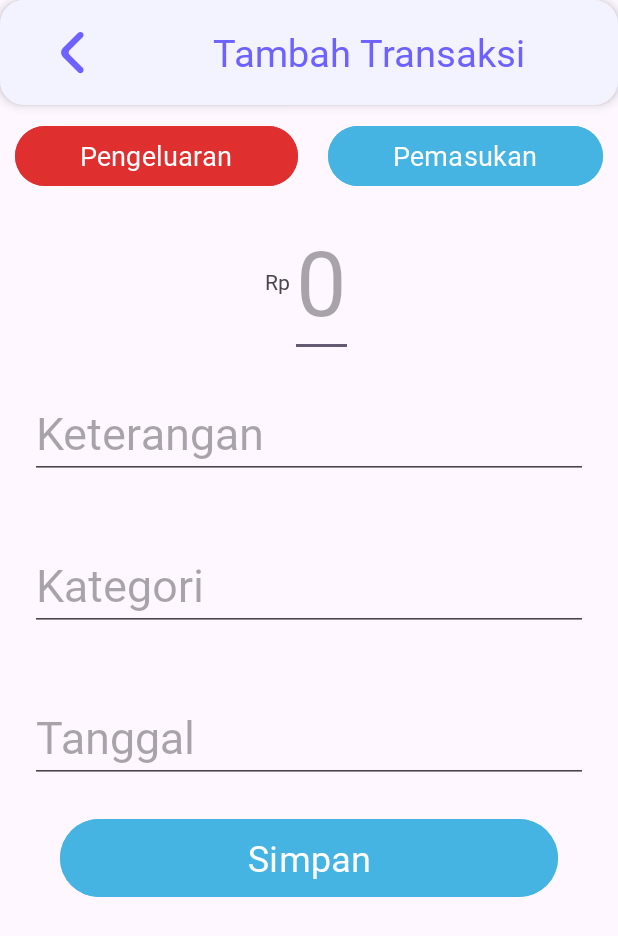
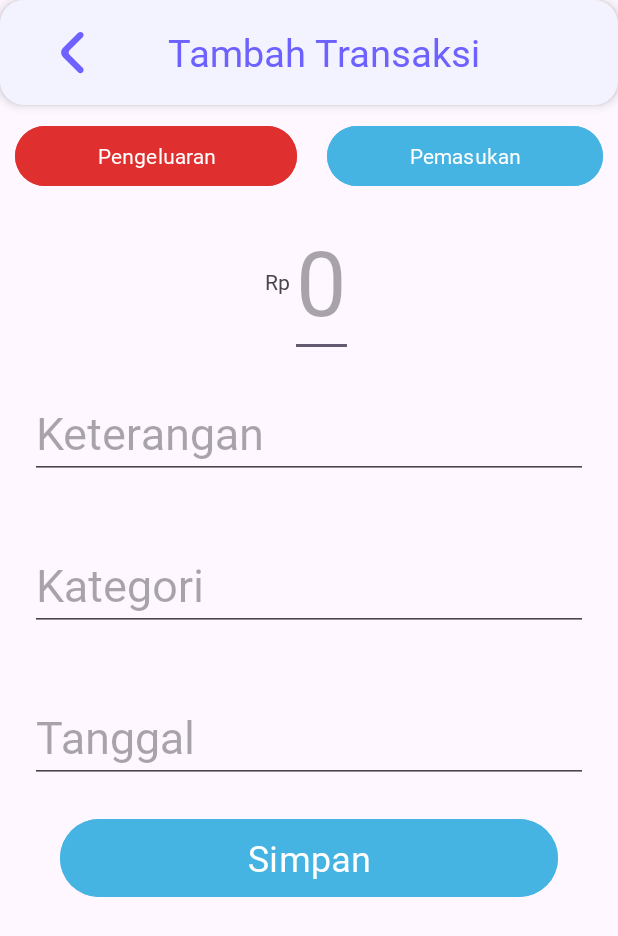
Before and after one commit to DuckLovers/KeuanganKu, an Android app: the MasukanCatatan screen opened directly, with no data from a screen before it, on a phone screen of 412 x 824 dp. Shown: the top 936 px of the screen. Run offline under Robolectric (Android 15) with nearby library versions, the phone set to English and light mode, and no system bars.

Commit message:
Memperbvaiki tombol pemasukan dan pengeluaran di inputCatatan dan updateCatatan. Bug Fixes jika kembali dari UpdateCatatan atau MasukanCatatan terjadi kesalahan saat kembali ke UpdateCatatan atau MasukanCatatan. Perbaiki Bug tidak kembali ke ListKategori setelah mengupdate kategori di UpdateKategori

```diff
--- a/app/src/main/java/com/example/keuanganku/KategoriListAdapter.java
+++ b/app/src/main/java/com/example/keuanganku/KategoriListAdapter.java
@@ -6,12 +6,9 @@ import android.content.Intent;
 import android.view.LayoutInflater;
 import android.view.View;
 import android.view.ViewGroup;
-import android.widget.Button;
 import android.widget.ImageButton;
-import android.widget.ImageView;
 import android.widget.LinearLayout;
 import android.widget.TextView;
-import android.widget.Toast;
 
 import androidx.annotation.NonNull;
 import androidx.recyclerview.widget.RecyclerView;
--- a/app/src/main/java/com/example/keuanganku/MasukanCatatan.java
+++ b/app/src/main/java/com/example/keuanganku/MasukanCatatan.java
@@ -29,7 +29,7 @@ public class MasukanCatatan extends AppCompatActivity {
 
     MyDatabaseHelper db;
 
-    SharedPreferences sp;
+    SharedPreferences sp, sp2;
 
 
     @Override
@@ -39,6 +39,7 @@ public class MasukanCatatan extends AppCompatActivity {
         db = new MyDatabaseHelper(MasukanCatatan.this);
 
         sp = getApplicationContext().getSharedPreferences("InpurCatatanPrefs", Context.MODE_PRIVATE);
+        sp2 = getApplicationContext().getSharedPreferences("IsInput", Context.MODE_PRIVATE);
 
         inputKeterangan = findViewById(R.id.inputKeterangan);
         inputTanggal = findViewById(R.id.editTextTanggal);
@@ -264,6 +265,11 @@ public class MasukanCatatan extends AppCompatActivity {
         editor.putInt("pengguna_id", pengguna_id);
         editor.commit();
 
+        sp2 = getSharedPreferences("IsInput", Context.MODE_PRIVATE);
+        SharedPreferences.Editor editor2 = sp2.edit();
+        editor2.putBoolean("isInput",  isInput);
+        editor2.commit();
+
         Intent intent = new Intent(this, ListKategori.class);
         intent.putExtra("jenis", jenis);
         intent.putExtra("pengguna_id", pengguna_id);
--- a/app/src/main/java/com/example/keuanganku/UpdateKategori.java
+++ b/app/src/main/java/com/example/keuanganku/UpdateKategori.java
@@ -31,7 +31,9 @@ public class UpdateKategori extends AppCompatActivity {
                 // And only then we call this
                 MyDatabaseHelper myDB = new MyDatabaseHelper(UpdateKategori.this);
                 myDB.updateKategori(kategori_id,
-                        inputKategori.getText().toString().trim(), jenis);
+                        inputKategori.getText().toString().trim(),
+                        jenis);
+                backToKategoriList(v);
             }
         });
     }
--- a/app/src/main/res/layout/activity_list_kategori.xml
+++ b/app/src/main/res/layout/activity_list_kategori.xml
@@ -25,7 +25,6 @@
                     android:layout_gravity="center"
                     android:layout_marginHorizontal="25dp"
                     android:clickable="true"
-                    android:onClick="backToAddCatatan"
                     android:src="@drawable/backarrow"
                     app:tint="@color/IconColor" />
 
--- a/app/src/main/res/layout/activity_masukan_catatan.xml
+++ b/app/src/main/res/layout/activity_masukan_catatan.xml
@@ -19,21 +19,22 @@
             <ImageView
                 android:layout_width="50dp"
                 android:layout_height="50dp"
-                android:layout_marginHorizontal="25dp"
+                android:layout_marginLeft="25dp"
                 android:layout_gravity="center"
                 android:src="@drawable/backarrow"
                 android:clickable="true"
                 android:onClick="backToMain"
                 app:tint="@color/IconColor" />
+
             <TextView
                 android:layout_width="250dp"
                 android:layout_height="50dp"
-                android:layout_margin="20dp"
+                android:layout_gravity="center"
+                android:layout_marginLeft="15dp"
+                android:gravity="center"
                 android:text="Tambah Transaksi"
                 android:textColor="@color/IconColor"
-                android:textSize="25dp"
-                android:layout_gravity="center"
-                android:gravity="center"/>
+                android:textSize="25dp" />
         </LinearLayout>
         <LinearLayout
             android:layout_width="match_parent"
@@ -47,7 +48,7 @@
                 android:layout_marginRight="10dp"
                 android:text="Pengeluaran"
                 android:backgroundTint="@color/Pengeluaran"
-                android:textSize="18dp"/>
+                android:textSize="14dp"/>
             <Button
                 android:id="@+id/pemasukanButton"
                 android:layout_width="wrap_content"
@@ -57,7 +58,7 @@
                 android:text="Pemasukan"
                 android:backgroundTint="@color/ButtonColor"
                 android:onClick="changeColorPemasukan"
-                android:textSize="18dp"/>
+                android:textSize="14dp"/>
         </LinearLayout>
         <LinearLayout
             android:layout_width="match_parent"
--- a/app/src/main/res/layout/activity_update_catatan.xml
+++ b/app/src/main/res/layout/activity_update_catatan.xml
@@ -48,7 +48,7 @@
                 android:layout_marginRight="10dp"
                 android:text="Pengeluaran"
                 android:backgroundTint="@color/Pengeluaran"
-                android:textSize="18dp"/>
+                android:textSize="14dp"/>
             <Button
                 android:id="@+id/pemasukanButton2"
                 android:layout_width="wrap_content"
@@ -58,7 +58,7 @@
                 android:text="Pemasukan"
                 android:backgroundTint="@color/ButtonColor"
                 android:onClick="changeColorPemasukan"
-                android:textSize="18dp"/>
+                android:textSize="14dp"/>
         </LinearLayout>
         <LinearLayout
             android:layout_width="match_parent"
```
Also changed, not shown: app/src/main/java/com/example/keuanganku/ListKategori.java (+30 -16 lines), app/src/main/java/com/example/keuanganku/MasukanKategori.java (+1 -11 lines), app/src/main/java/com/example/keuanganku/UpdateCatatan.java (+32 -1 lines).
